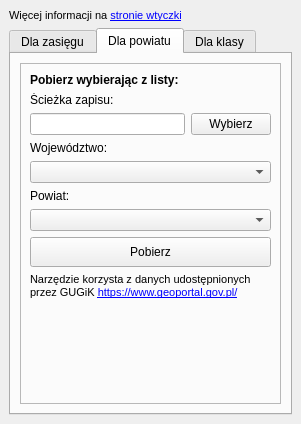
This is gissupport_plugin/modules/data_downloader/bdot10k/bdot10k_dockwidget.ui in gis-support/gis-support-plugin as Qt 5 draws it before an edit. The edited form follows.
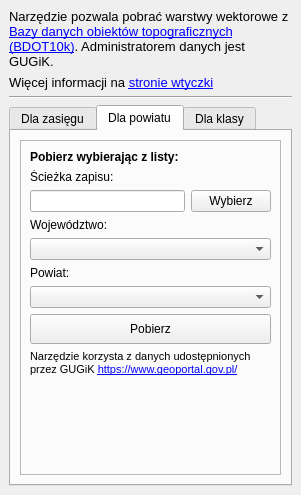
This is the edited form. The open tabs and pages were chosen to show the change. Custom widgets are drawn as their Qt base class.

Commit message: DEV011848, dodane opisy do narzędzi, nowy interfejs pobierania PRG

```diff
--- a/gissupport_plugin/modules/data_downloader/bdot10k/bdot10k_dockwidget.ui
+++ b/gissupport_plugin/modules/data_downloader/bdot10k/bdot10k_dockwidget.ui
@@ -7,7 +7,7 @@
     <x>0</x>
     <y>0</y>
     <width>301</width>
-    <height>424</height>
+    <height>495</height>
    </rect>
   </property>
   <property name="windowTitle">
@@ -16,18 +16,22 @@
   <widget class="QWidget" name="dockWidgetContents">
    <layout class="QVBoxLayout" name="verticalLayout_4">
     <item>
-     <widget class="QLabel" name="moreinfoLabel">
-      <property name="font">
-       <font>
-        <pointsize>8</pointsize>
-        <weight>50</weight>
-        <italic>false</italic>
-        <bold>false</bold>
-        <kerning>true</kerning>
-       </font>
+     <widget class="QLabel" name="infoLabel_2">
+      <property name="text">
+       <string>&lt;html&gt;&lt;head/&gt;&lt;body&gt;&lt;p&gt;&lt;span style=&quot; font-size:10pt;&quot;&gt;Narzędzie pozwala pobrać warstwy wektorowe z &lt;a href=&quot;https://www.geoportal.gov.pl/pl/dane/baza-danych-obiektow-topograficznych-bdot10k/&quot;&gt;&lt;span style=&quot; text-decoration: underline; color:#0000ff;&quot;&gt;Bazy danych obiektów topograficznych (BDOT10k)&lt;/span&gt;&lt;/a&gt;. Administratorem danych jest GUGiK. &lt;/span&gt;&lt;/p&gt;&lt;/body&gt;&lt;/html&gt;</string>
       </property>
+      <property name="wordWrap">
+       <bool>true</bool>
+      </property>
+      <property name="openExternalLinks">
+       <bool>true</bool>
+      </property>
+     </widget>
+    </item>
+    <item>
+     <widget class="QLabel" name="moreInfoLabel">
       <property name="text">
-       <string>&lt;html&gt;&lt;head/&gt;&lt;body&gt;&lt;p&gt;Więcej informacji na &lt;a href=&quot;https://gis-support.pl/wtyczka-gis-support/&quot;&gt;&lt;span style=&quot; text-decoration: underline; color:#0000ff;&quot;&gt;stronie wtyczki&lt;/span&gt;&lt;/a&gt;&lt;/p&gt;&lt;/body&gt;&lt;/html&gt;</string>
+       <string>&lt;html&gt;&lt;head/&gt;&lt;body&gt;&lt;p  style=&quot; font-size:10pt;&quot;&gt;Więcej informacji na &lt;a href=&quot;https://gis-support.pl/wtyczka-gis-support/&quot;&gt;&lt;span style=&quot; text-decoration: underline; color:#0000ff;&quot;&gt;stronie wtyczki&lt;/span&gt;&lt;/a&gt;&lt;/p&gt;&lt;/body&gt;&lt;/html&gt;</string>
       </property>
       <property name="textFormat">
        <enum>Qt::RichText</enum>
@@ -37,6 +41,13 @@
       </property>
      </widget>
     </item>
+    <item>
+     <widget class="Line" name="line">
+      <property name="orientation">
+       <enum>Qt::Horizontal</enum>
+      </property>
+     </widget>
+    </item>
     <item>
      <widget class="QTabWidget" name="tabWidget">
       <property name="sizePolicy">
@@ -186,7 +197,6 @@
             <widget class="QLabel" name="infoLabel">
              <property name="font">
               <font>
-               <weight>75</weight>
                <bold>true</bold>
               </font>
              </property>
```
Left out of the diff: 4 changed lines with no effect on the pictures. The commit also changes 11 other files.
